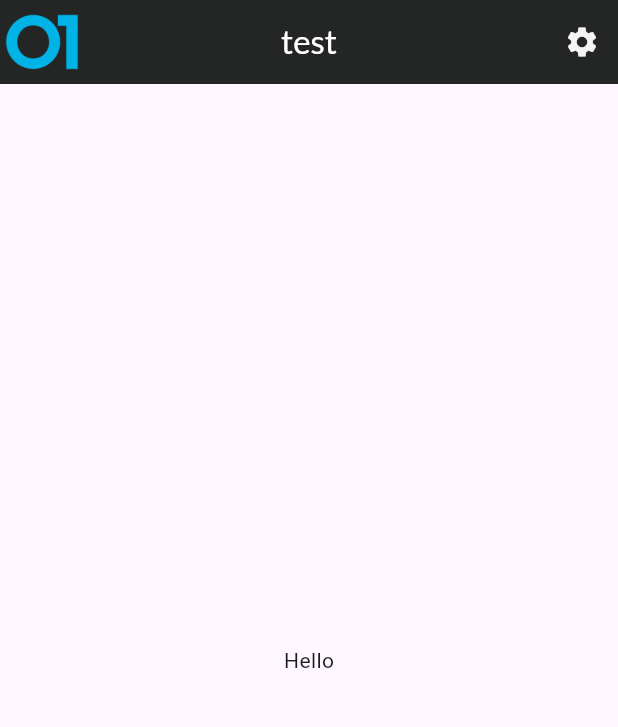
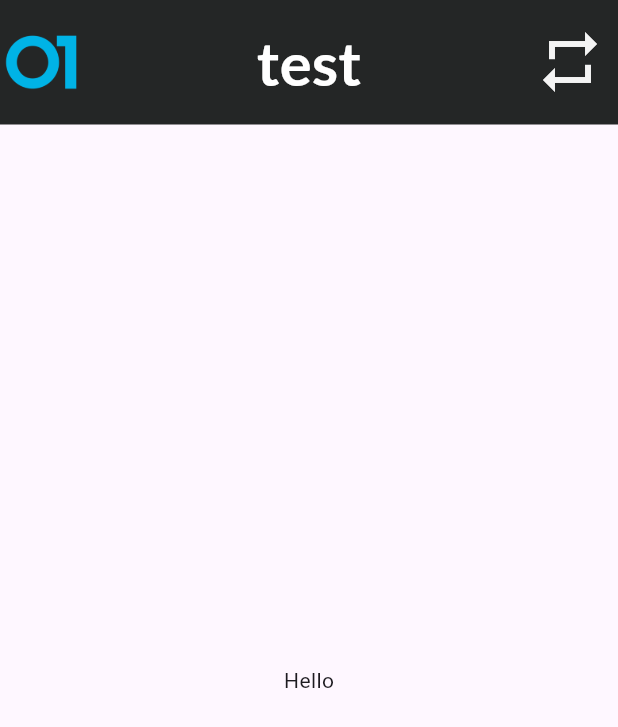
Before and after one commit to lucasferreiram3/verademo-dart, a Flutter app: the screen it shows after launch, on a phone screen of 412 x 824 dp. Shown: the top 727 px of the screen. Run offline on Flutter 3.47's test engine with Material 3 defaults, Android fonts, the phone set to English and light mode, and no system bars; our stand-ins replace google_fonts.

Commit message:
pulled out HeaderBar

```diff
--- a/lib/pages/feed.dart
+++ b/lib/pages/feed.dart
@@ -1,27 +1,9 @@
 import 'package:flutter/material.dart';
-import 'package:google_fonts/google_fonts.dart';
+import 'package:verademo_dart/elements.dart';
+//Colors
 
-const Color veracodeBlack = Color.fromARGB(255, 36, 38, 38);
-const Color veracodeBlue =  Color.fromARGB(255, 0, 179, 230);
-const Color veracodeWhite = Color.fromARGB(255,244, 244, 244);
-Image logo = Image.asset('assets/VCicon.png');
-
-AppBar headerBar = AppBar(
-  leading: logo,
-  title: Text("test", style:  GoogleFonts.lato(
-    textStyle: const TextStyle(color: Colors.white))/*page name variable here*/,),
-  centerTitle: true,
-  backgroundColor: veracodeBlack,
-  actions: <Widget>[
-    IconButton(
-      icon: const Icon(
-        Icons.settings,
-        color: veracodeWhite,
-      ),
-      onPressed: (){print('pressed settings icon');} /*run reset controller,*/
-      )
-  ],
-);
+AppBar headerBar = HeaderBar();
+NavigationBar navBar = BottomMenu();
 
 class FeedPage extends StatelessWidget {
   const FeedPage({super.key});
@@ -31,6 +13,7 @@ class FeedPage extends StatelessWidget {
   {
     return Scaffold(
         appBar: headerBar,
+        //bottomNavigationBar: navBar,
         body: const SizedBox(
           child: Center(
             child: Padding(
```
Also changed, not shown: lib/elements.dart (added, +39 -0 lines).
